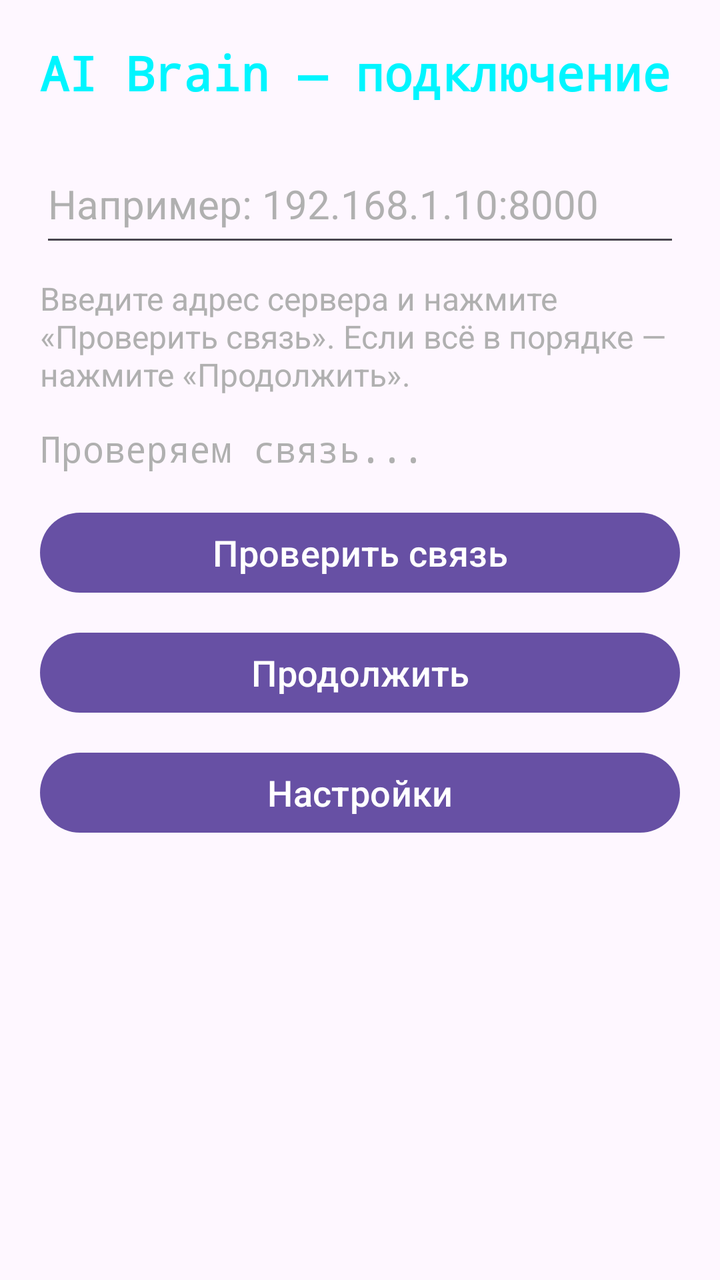
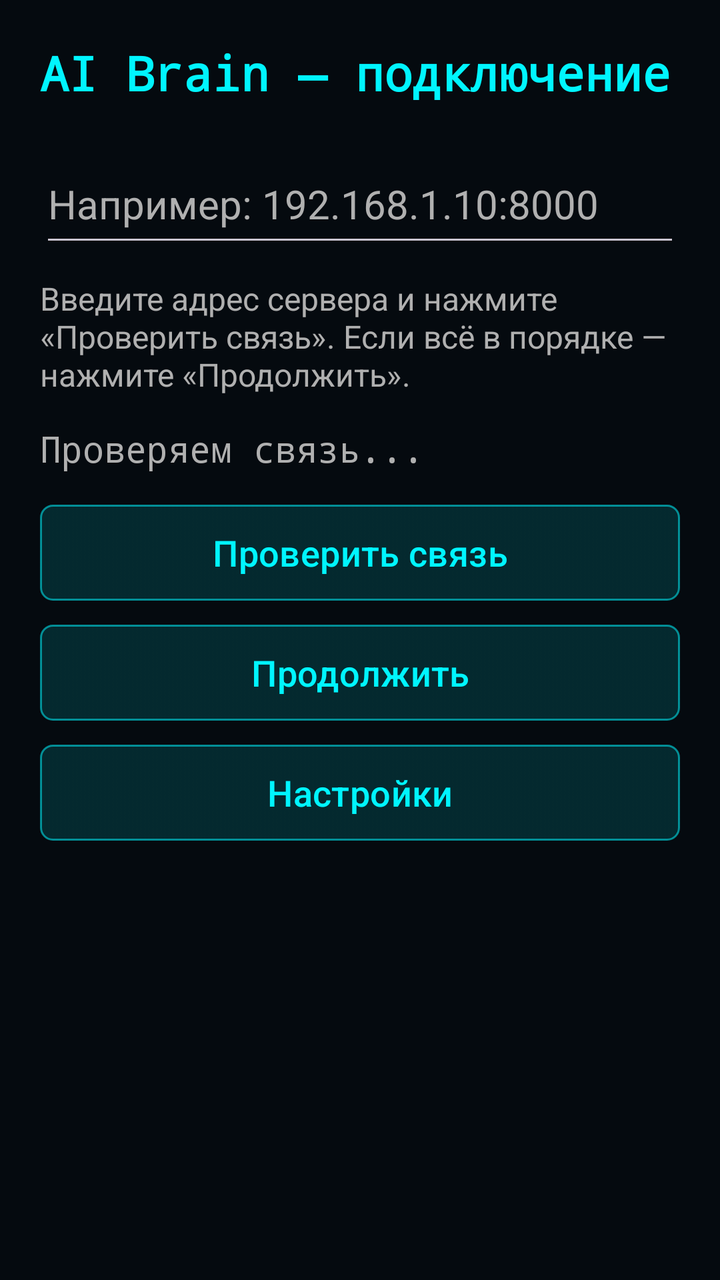

Screens rendered from an Android XML layout before and after an edit, with the pre-edit source and the edit as a unified diff.
<!-- AndroidManifest.xml: application theme Theme.AIBrain -->
<!-- res/layout/activity_connect.xml -->
<?xml version="1.0" encoding="utf-8"?>
<androidx.constraintlayout.widget.ConstraintLayout xmlns:android="http://schemas.android.com/apk/res/android"
    xmlns:app="http://schemas.android.com/apk/res-auto"
    android:layout_width="match_parent"
    android:layout_height="match_parent"
    android:padding="20dp">

    <TextView
        android:id="@+id/tv_title"
        android:layout_width="0dp"
        android:layout_height="wrap_content"
        android:text="@string/connect_title"
        android:textSize="24sp"
        android:textStyle="bold"
        android:fontFamily="monospace"
        android:textColor="@color/cyan_primary"
        app:layout_constraintTop_toTopOf="parent"
        app:layout_constraintStart_toStartOf="parent"
        app:layout_constraintEnd_toEndOf="parent" />

    <EditText
        android:id="@+id/et_server_url"
        android:layout_width="0dp"
        android:layout_height="wrap_content"
        android:layout_marginTop="20dp"
        android:hint="@string/connect_url_hint"
        android:textSize="20sp"
        android:minHeight="56dp"
        android:inputType="textUri"
        android:textColor="@color/text_white"
        android:textColorHint="@color/text_white_dim"
        app:layout_constraintTop_toBottomOf="@id/tv_title"
        app:layout_constraintStart_toStartOf="parent"
        app:layout_constraintEnd_toEndOf="parent" />

    <TextView
        android:id="@+id/tv_connect_help"
        android:layout_width="0dp"
        android:layout_height="wrap_content"
        android:layout_marginTop="10dp"
        android:text="@string/connect_help"
        android:textColor="@color/text_white_dim"
        android:textSize="16sp"
        app:layout_constraintTop_toBottomOf="@id/et_server_url"
        app:layout_constraintStart_toStartOf="parent"
        app:layout_constraintEnd_toEndOf="parent" />

    <TextView
        android:id="@+id/tv_connect_status"
        android:layout_width="0dp"
        android:layout_height="wrap_content"
        android:layout_marginTop="14dp"
        android:text="@string/connect_status_checking"
        android:textSize="18sp"
        android:textColor="@color/text_white_dim"
        android:fontFamily="monospace"
        app:layout_constraintTop_toBottomOf="@id/tv_connect_help"
        app:layout_constraintStart_toStartOf="parent"
        app:layout_constraintEnd_toEndOf="parent" />

    <Button
        android:id="@+id/btn_check"
        android:layout_width="0dp"
        android:layout_height="48dp"
        android:layout_marginTop="16dp"
        android:text="@string/connect_check"
        android:textSize="18sp"
        app:layout_constraintTop_toBottomOf="@id/tv_connect_status"
        app:layout_constraintStart_toStartOf="parent"
        app:layout_constraintEnd_toEndOf="parent" />

    <Button
        android:id="@+id/btn_continue"
        android:layout_width="0dp"
        android:layout_height="48dp"
        android:layout_marginTop="12dp"
        android:text="@string/connect_continue"
        android:textSize="18sp"
        app:layout_constraintTop_toBottomOf="@id/btn_check"
        app:layout_constraintStart_toStartOf="parent"
        app:layout_constraintEnd_toEndOf="parent" />

    <Button
        android:id="@+id/btn_settings"
        android:layout_width="0dp"
        android:layout_height="48dp"
        android:layout_marginTop="12dp"
        android:text="@string/connect_settings"
        android:textSize="18sp"
        app:layout_constraintTop_toBottomOf="@id/btn_continue"
        app:layout_constraintStart_toStartOf="parent"
        app:layout_constraintEnd_toEndOf="parent" />
</androidx.constraintlayout.widget.ConstraintLayout>
<!-- resources referenced by this layout -->
<resources>
  <color name="cyan_primary">#00F5FF</color>
  <color name="text_white">#FFFFFF</color>
  <color name="text_white_dim">#B0B0B0</color>
  <string name="connect_check">Проверить связь</string>
  <string name="connect_continue">Продолжить</string>
  <string name="connect_help">Введите адрес сервера и нажмите «Проверить связь». Если всё в порядке — нажмите «Продолжить».</string>
  <string name="connect_settings">Настройки</string>
  <string name="connect_status_checking">Проверяем связь...</string>
  <string name="connect_title">AI Brain — подключение</string>
  <string name="connect_url_hint">Например: 192.168.1.10:8000</string>
  <style name="Theme.AIBrain" parent="Base.Theme.AIBrain" />
  <style name="Base.Theme.AIBrain" parent="Theme.Material3.DayNight.NoActionBar">
          
          
      </style>
</resources>

<!-- the commit's change to res/layout/activity_connect.xml (unified diff, before → after) -->
@@ -3,7 +3,8 @@
     xmlns:app="http://schemas.android.com/apk/res-auto"
     android:layout_width="match_parent"
     android:layout_height="match_parent"
-    android:padding="20dp">
+    android:padding="20dp"
+    android:background="@color/space_deepest">
 
     <TextView
         android:id="@+id/tv_title"
@@ -62,6 +63,9 @@
         android:id="@+id/btn_check"
         android:layout_width="0dp"
         android:layout_height="48dp"
+        android:background="@drawable/btn_secondary_cyan"
+        android:textColor="@color/text_cyan"
+        android:textAllCaps="false"
         android:layout_marginTop="16dp"
         android:text="@string/connect_check"
         android:textSize="18sp"
@@ -73,6 +77,9 @@
         android:id="@+id/btn_continue"
         android:layout_width="0dp"
         android:layout_height="48dp"
+        android:background="@drawable/btn_secondary_cyan"
+        android:textColor="@color/text_cyan"
+        android:textAllCaps="false"
         android:layout_marginTop="12dp"
         android:text="@string/connect_continue"
         android:textSize="18sp"
@@ -84,6 +91,9 @@
         android:id="@+id/btn_settings"
         android:layout_width="0dp"
         android:layout_height="48dp"
+        android:background="@drawable/btn_secondary_cyan"
+        android:textColor="@color/text_cyan"
+        android:textAllCaps="false"
         android:layout_marginTop="12dp"
         android:text="@string/connect_settings"
         android:textSize="18sp"
<!-- resource entries referenced after the edit -->
@@ -1,8 +1,16 @@
 <!-- resources referenced by this layout -->
 <resources>
   <color name="cyan_primary">#00F5FF</color>
+  <color name="space_deepest">#050A0F</color>
+  <color name="text_cyan">#00F5FF</color>
   <color name="text_white">#FFFFFF</color>
   <color name="text_white_dim">#B0B0B0</color>
+  <!-- drawable btn_secondary_cyan (drawable) -->
+  <?xml version="1.0" encoding="utf-8"?>
+  <selector xmlns:android="http://schemas.android.com/apk/res/android">
+      <item android:state_pressed="true"><shape android:shape="rectangle"><solid android:color="#4400F5FF" /><corners android:radius="6dp" /><stroke android:width="1dp" android:color="#CC00F5FF" /></shape></item>
+      <item><shape android:shape="rectangle"><solid android:color="#2200F5FF" /><corners android:radius="6dp" /><stroke android:width="1dp" android:color="#8800F5FF" /></shape></item>
+  </selector>
   <string name="connect_check">Проверить связь</string>
   <string name="connect_continue">Продолжить</string>
   <string name="connect_help">Введите адрес сервера и нажмите «Проверить связь». Если всё в порядке — нажмите «Продолжить».</string>
@@ -11,9 +19,33 @@
   <string name="connect_title">AI Brain — подключение</string>
   <string name="connect_url_hint">Например: 192.168.1.10:8000</string>
   <style name="Theme.AIBrain" parent="Base.Theme.AIBrain" />
-  <style name="Base.Theme.AIBrain" parent="Theme.Material3.DayNight.NoActionBar">
-          
-          
+  <style name="Base.Theme.AIBrain" parent="Theme.Material3.Dark.NoActionBar">
+          <item name="colorPrimary">@color/cyan_primary</item>
+          <item name="colorOnPrimary">@color/space_deepest</item>
+          <item name="colorPrimaryContainer">@color/cyan_deeper</item>
+          <item name="colorOnPrimaryContainer">@color/text_white</item>
+  
+          <item name="colorSecondary">@color/orange_primary</item>
+          <item name="colorOnSecondary">@color/space_deepest</item>
+          <item name="colorSecondaryContainer">@color/space_light</item>
+          <item name="colorOnSecondaryContainer">@color/text_white</item>
+  
+          <item name="colorSurface">@color/space_medium</item>
+          <item name="colorOnSurface">@color/text_white</item>
+          <item name="android:colorBackground">@color/space_deepest</item>
+          <item name="colorOnBackground">@color/text_white</item>
+  
+          <item name="android:windowBackground">@color/window_background</item>
+          <item name="android:statusBarColor">@android:color/transparent</item>
+          <item name="android:navigationBarColor">@color/navigation_bar</item>
+          <item name="android:windowLightStatusBar">false</item>
+          <item name="android:windowLightNavigationBar">false</item>
       </style>
+  <color name="cyan_deeper">#006064</color>
+  <color name="orange_primary">#FF8C42</color>
+  <color name="space_light">#15293D</color>
+  <color name="space_medium">#0F1F2E</color>
+  <color name="window_background">#FF050A0F</color>
+  <color name="navigation_bar">#FF0A1520</color>
 </resources>
 
